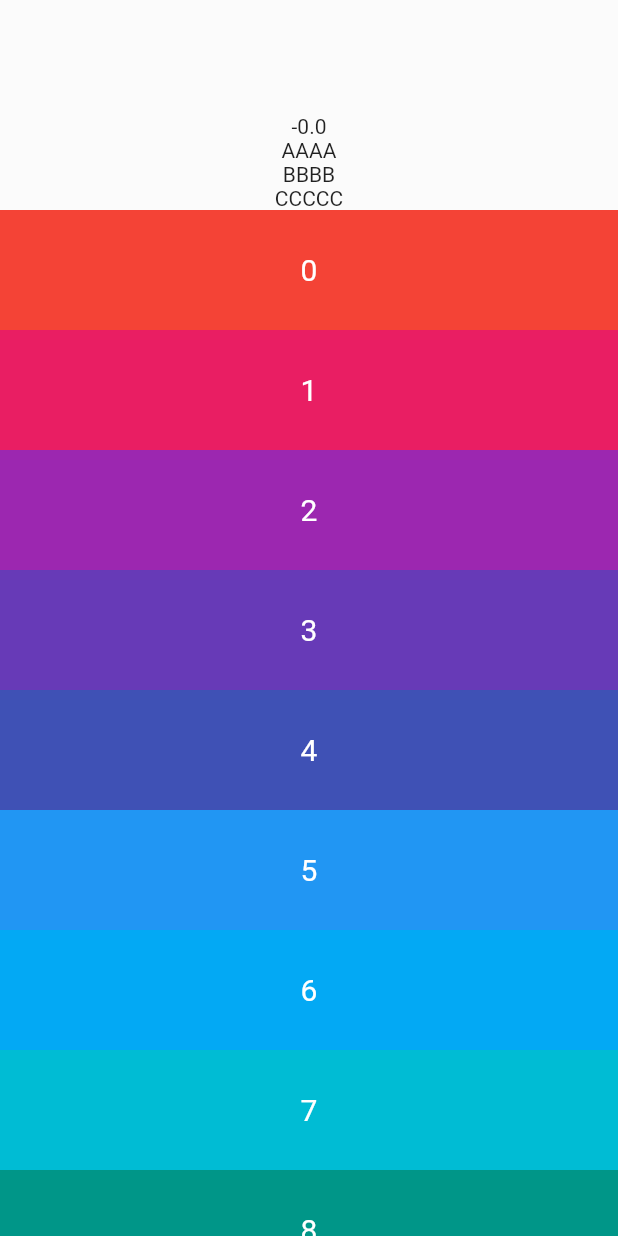
After one commit to sad-xu/miao_app, a Flutter app: the ScrollPage screen opened directly, after a tap on "CustomHeaderScrollPage", on a phone screen of 412 x 824 dp. The commit adds this screen. Run offline on Flutter 3.47's test engine with Material 2 defaults, Android fonts, the phone set to English and light mode, and no system bars.

Commit message:
Add custom_header_scroll

```diff
--- /dev/null
+++ b/lib/pages/scroll/custom_header_scroll_page.dart
@@ -0,0 +1,119 @@
+import 'package:flutter/material.dart';
+
+class CustomHeaderScrollPage extends StatefulWidget {
+  static const String pageName = 'customHeaderScrollPage';
+  const CustomHeaderScrollPage({Key? key}) : super(key: key);
+
+  @override
+  State<CustomHeaderScrollPage> createState() => _CustomHeaderScrollPageState();
+}
+
+class _CustomHeaderScrollPageState extends State<CustomHeaderScrollPage>
+    with TickerProviderStateMixin {
+  static double headerHeight = 140;
+
+  double _top = 0.0;
+
+  @override
+  void initState() {
+    super.initState();
+  }
+
+  bool _onNotification(ScrollNotification notification) {
+    if (notification is ScrollUpdateNotification) {
+      // print('update-${notification.scrollDelta}');
+      final double temp = (_top - notification.scrollDelta!).clamp(-100, 0.0);
+      if (temp != _top) {
+        setState(() {
+          _top = temp;
+        });
+      }
+    }
+    // else if (notification is ScrollStartNotification) {
+    //   print('start-${notification.dragDetails?.globalPosition}');
+    // }
+    print(_top);
+    return true;
+  }
+
+  @override
+  Widget build(BuildContext context) {
+    return SafeArea(
+        top: true,
+        bottom: true,
+        child: Scaffold(
+            body: NotificationListener(
+          onNotification: _onNotification,
+          child: Stack(
+            children: [
+              Positioned(
+                top: _top,
+                left: 0.0,
+                right: 0.0,
+                bottom: 0.0,
+                child: Column(
+                  children: [
+                    Container(
+                      height: headerHeight,
+                      color: Colors.white12,
+                      child: CustomHeader(percent: _top * -1),
+                    ),
+                    Expanded(
+                      child: ListView.builder(
+                        itemBuilder: (context, index) {
+                          return Container(
+                            height: 80,
+                            color: Colors
+                                .primaries[index % Colors.primaries.length],
+                            alignment: Alignment.center,
+                            child: Text(
+                              '$index',
+                              style: const TextStyle(
+                                  color: Colors.white, fontSize: 20),
+                            ),
+                          );
+                        },
+                        itemCount: 20,
+                      ),
+                    )
+                  ],
+                ),
+              )
+            ],
+          ),
+        )));
+  }
+}
+
+class CustomHeader extends StatelessWidget {
+  final double percent;
+  const CustomHeader({Key? key, required this.percent}) : super(key: key);
+
+  @override
+  Widget build(BuildContext context) {
+    return Stack(alignment: Alignment.bottomCenter, children: [
+      Opacity(
+        opacity: percent / 100,
+        child: Column(
+          mainAxisAlignment: MainAxisAlignment.end,
+          children: [
+            Row(
+              children: [Text('$percent'), Text('AAAA')],
+            )
+          ],
+        ),
+      ),
+      Opacity(
+          opacity: (100 - percent) / 100,
+          child: Column(
+            mainAxisAlignment: MainAxisAlignment.end,
+            children: [
+              Text('$percent'),
+              Text('AAAA'),
+              Text('BBBB'),
+              Text('CCCCC')
+            ],
+          )),
+    ]);
+  }
+}
--- a/lib/pages/scroll/scroll_page.dart
+++ b/lib/pages/scroll/scroll_page.dart
@@ -2,6 +2,7 @@ import 'package:flutter/material.dart';
 import 'package:miao_app/pages/scroll/search_scroll.dart';
 
 import '../../router/navigator_utils.dart';
+import 'custom_header_scroll_page.dart';
 import 'index_list_page.dart';
 import 'nested_scroll_page.dart';
 
@@ -40,6 +41,14 @@ class _ScrollPageState extends State<ScrollPage> {
                     context, const IndexListPage(), IndexListPage.pageName);
               },
               child: const Text('IndexListPage')),
+          TextButton(
+              onPressed: () {
+                NavigatorUtils.defaultPush(
+                    context,
+                    const CustomHeaderScrollPage(),
+                    CustomHeaderScrollPage.pageName);
+              },
+              child: const Text('CustomHeaderScrollPage')),
         ],
       ),
     );
```
